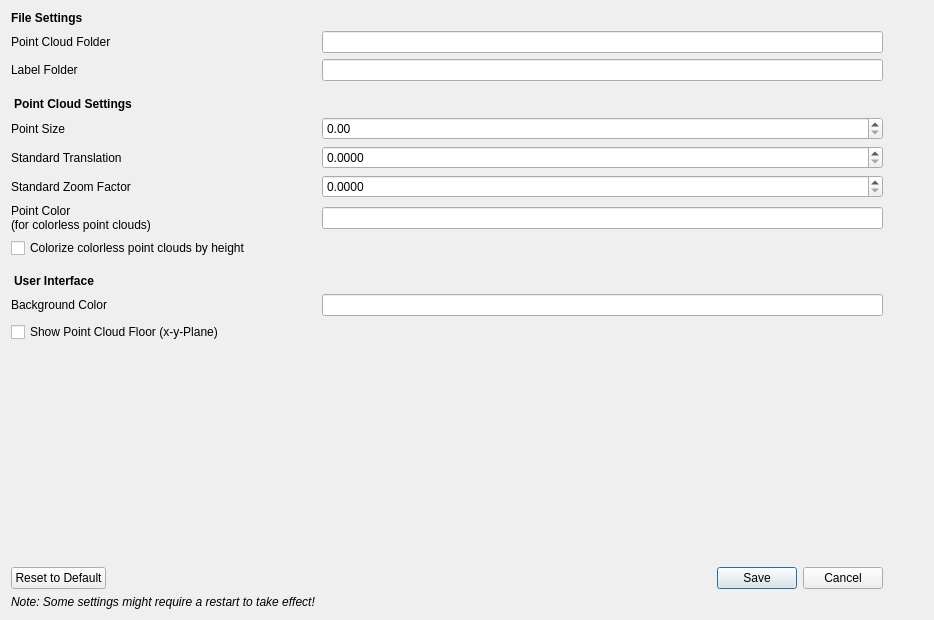
Before: the Qt Designer form labelCloud/resources/interfaces/settings_interface.ui in zzxy666/BuildFrame, drawn with Qt 5.
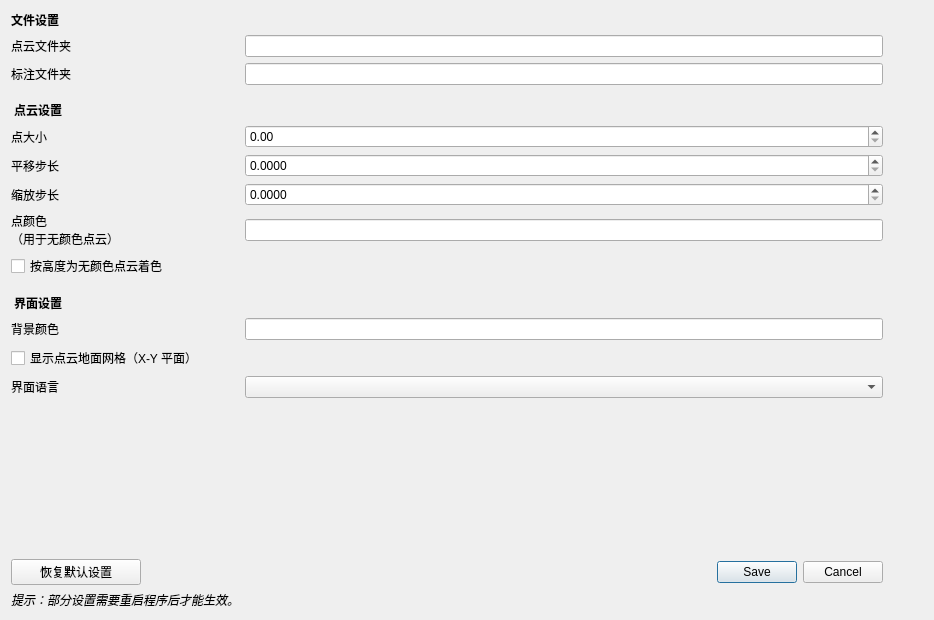
After: the same form once the commit is applied.

Commit message: Support large-scene roof plane annotation

```diff
--- a/labelCloud/resources/interfaces/settings_interface.ui
+++ b/labelCloud/resources/interfaces/settings_interface.ui
@@ -28,7 +28,7 @@
         <string>Path to the folder that contains the point cloud files.</string>
        </property>
        <property name="text">
-        <string>Point Cloud Folder</string>
+        <string>点云文件夹</string>
        </property>
       </widget>
      </item>
@@ -38,7 +38,7 @@
         <string>Background color of the point cloud viewer (rgb).</string>
        </property>
        <property name="text">
-        <string>Background Color</string>
+        <string>背景颜色</string>
        </property>
       </widget>
      </item>
@@ -48,7 +48,7 @@
         <string>Standard step for zooming.</string>
        </property>
        <property name="text">
-        <string>Standard Zoom Factor</string>
+        <string>缩放步长</string>
        </property>
       </widget>
      </item>
@@ -64,7 +64,7 @@
         <string notr="true">margin-top: 10px</string>
        </property>
        <property name="text">
-        <string>User Interface</string>
+        <string>界面设置</string>
        </property>
       </widget>
      </item>
@@ -101,7 +101,7 @@
         <string>Colerize colorless point clouds by height value.</string>
        </property>
        <property name="text">
-        <string>Colorize colorless point clouds by height</string>
+        <string>按高度为无颜色点云着色</string>
        </property>
       </widget>
      </item>
@@ -124,7 +124,7 @@
         <string>Rasterized diameter of each point from the point cloud.</string>
        </property>
        <property name="text">
-        <string>Point Size</string>
+        <string>点大小</string>
        </property>
       </widget>
      </item>
@@ -136,8 +136,14 @@
          <verstretch>0</verstretch>
         </sizepolicy>
        </property>
+       <property name="minimumSize">
+        <size>
+         <width>130</width>
+         <height>0</height>
+        </size>
+       </property>
        <property name="text">
-        <string>Reset to Default</string>
+        <string>恢复默认设置</string>
        </property>
       </widget>
      </item>
@@ -176,7 +182,7 @@
         </font>
        </property>
        <property name="text">
-        <string>File Settings</string>
+        <string>文件设置</string>
        </property>
       </widget>
      </item>
@@ -206,7 +212,7 @@
         <string>Path to the folder where the label files will be saved.</string>
        </property>
        <property name="text">
-        <string>Label Folder</string>
+        <string>标注文件夹</string>
        </property>
       </widget>
      </item>
@@ -216,7 +222,24 @@
         <string>Visualizes the pointcloud floor (x-y-plane) as a grid.</string>
        </property>
        <property name="text">
-        <string>Show Point Cloud Floor (x-y-Plane)</string>
+        <string>显示点云地面网格（X-Y 平面）</string>
+       </property>
+      </widget>
+     </item>
+     <item row="12" column="1">
+      <widget class="QLabel" name="label_language">
+       <property name="toolTip">
+        <string>选择界面、状态提示和弹窗使用的语言。</string>
+       </property>
+       <property name="text">
+        <string>界面语言</string>
+       </property>
+      </widget>
+     </item>
+     <item row="12" column="2">
+      <widget class="QComboBox" name="comboBox_language">
+       <property name="toolTip">
+        <string>选择界面、状态提示和弹窗使用的语言。</string>
        </property>
       </widget>
      </item>
@@ -228,7 +251,7 @@
         </font>
        </property>
        <property name="text">
-        <string>Note: Some settings might require a restart to take effect!</string>
+        <string>提示：部分设置需要重启程序后才能生效。</string>
        </property>
       </widget>
      </item>
@@ -238,8 +261,8 @@
         <string>Point color for colorless point clouds (r,g,b).</string>
        </property>
        <property name="text">
-        <string>Point Color
-(for colorless point clouds)</string>
+        <string>点颜色
+（用于无颜色点云）</string>
        </property>
       </widget>
      </item>
@@ -261,7 +284,7 @@
         <string notr="true">margin-top: 10px</string>
        </property>
        <property name="text">
-        <string>Point Cloud Settings</string>
+        <string>点云设置</string>
        </property>
       </widget>
      </item>
@@ -271,7 +294,7 @@
         <string>Standard step for point cloud translation.</string>
        </property>
        <property name="text">
-        <string>Standard Translation</string>
+        <string>平移步长</string>
        </property>
       </widget>
      </item>
```
Left out of the diff: 36 changed lines with no effect on the pictures. The commit also changes 69 other files.
